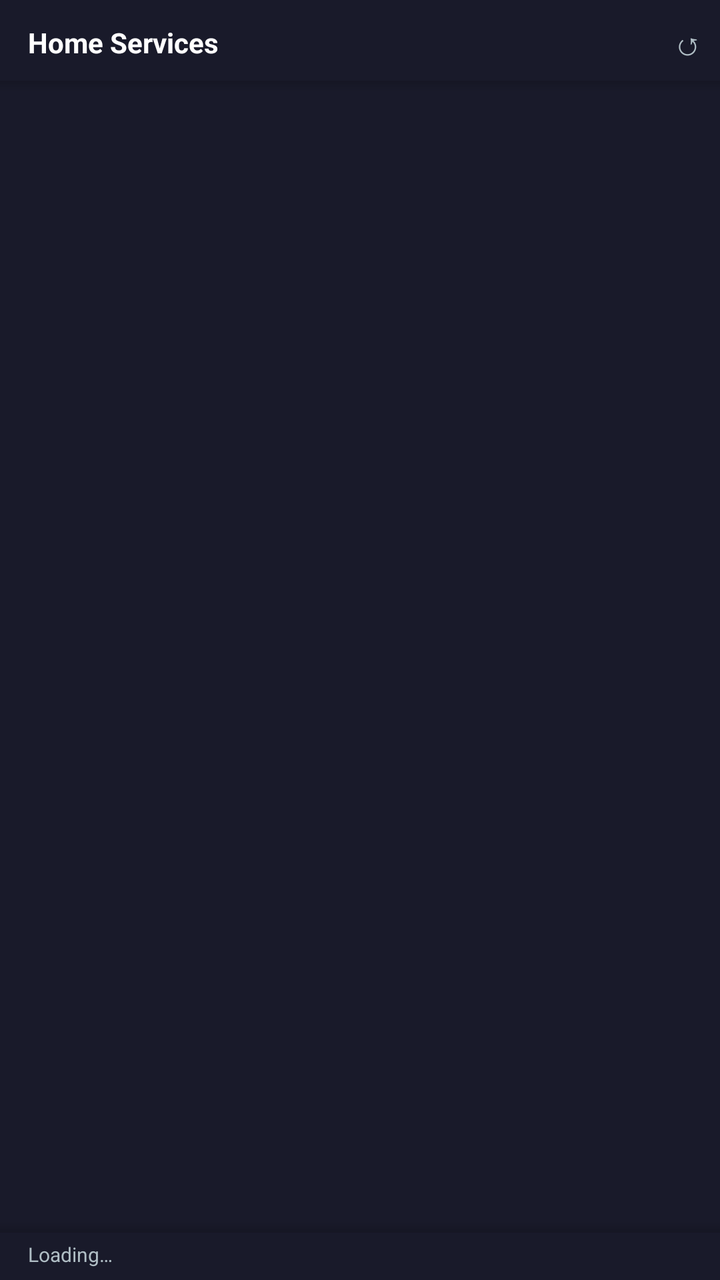
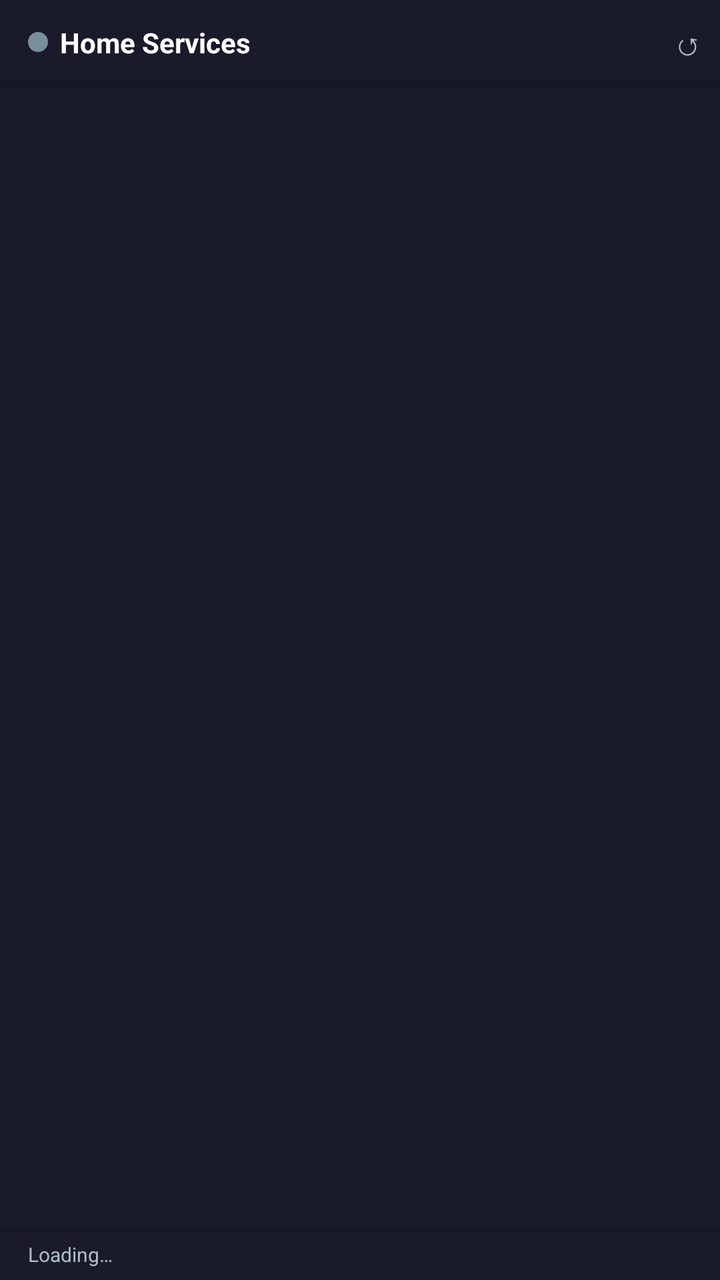

Two renders of the same Android screen: before a commit and after it. Below are the layout's source before the change and the commit's diff.
<!-- AndroidManifest.xml: application theme android:Theme.DeviceDefault -->
<!-- res/layout/widget_layout.xml -->
<?xml version="1.0" encoding="utf-8"?>
<LinearLayout xmlns:android="http://schemas.android.com/apk/res/android"
    android:id="@+id/widget_root"
    android:orientation="vertical"
    android:layout_width="match_parent"
    android:layout_height="match_parent"
    android:background="@color/widget_background">

    
    <LinearLayout
        android:id="@+id/widget_header_row"
        android:orientation="horizontal"
        android:layout_width="match_parent"
        android:layout_height="wrap_content"
        android:gravity="center_vertical"
        android:paddingStart="8dp"
        android:paddingEnd="4dp"
        android:paddingTop="6dp"
        android:paddingBottom="4dp">

        <TextView
            android:id="@+id/widget_header"
            android:layout_width="0dp"
            android:layout_weight="1"
            android:layout_height="wrap_content"
            android:text="@string/widget_title"
            android:textColor="@color/text_primary"
            android:textSize="14sp"
            android:textStyle="bold"
            android:paddingStart="6dp" />

        <TextView
            android:id="@+id/btn_refresh"
            android:layout_width="wrap_content"
            android:layout_height="wrap_content"
            android:text="&#x21BA;"
            android:textColor="@color/text_secondary"
            android:textSize="16sp"
            android:paddingTop="4dp"
            android:paddingBottom="4dp"
            android:paddingStart="12dp"
            android:paddingEnd="4dp" />

    </LinearLayout>


    
    <TextView
        android:layout_width="match_parent"
        android:layout_height="6dp"
        android:background="@drawable/shadow_top" />

    
    <ListView
        android:id="@+id/monitor_container"
        android:layout_width="match_parent"
        android:layout_height="0dp"
        android:layout_weight="1"
        android:paddingStart="8dp"
        android:paddingEnd="8dp"
        android:clipToPadding="false"
        android:divider="@null"
        android:dividerHeight="0dp" />

    
    <TextView
        android:layout_width="match_parent"
        android:layout_height="6dp"
        android:background="@drawable/shadow_bottom" />

    
    <LinearLayout
        android:id="@+id/widget_footer_row"
        android:orientation="horizontal"
        android:layout_width="match_parent"
        android:layout_height="wrap_content">

        <TextView
            android:id="@+id/last_updated"
            android:layout_width="match_parent"
            android:layout_height="wrap_content"
            android:text="@string/loading"
            android:textColor="@color/text_secondary"
            android:textSize="10sp"
            android:paddingTop="4dp"
            android:paddingBottom="6dp"
            android:paddingStart="14dp"
            android:paddingEnd="8dp" />

    </LinearLayout>

</LinearLayout>
<!-- resources referenced by this layout -->
<resources>
  <color name="text_primary">#FFFFFF</color>
  <color name="text_secondary">#B0BEC5</color>
  <color name="widget_background">#CC1A1A2E</color>
  <!-- drawable shadow_bottom (drawable) -->
  <?xml version="1.0" encoding="utf-8"?>
  <shape xmlns:android="http://schemas.android.com/apk/res/android">
      <gradient
          android:startColor="#00000000"
          android:endColor="#28000000"
          android:angle="270" />
  </shape>
  <!-- drawable shadow_top (drawable) -->
  <?xml version="1.0" encoding="utf-8"?>
  <shape xmlns:android="http://schemas.android.com/apk/res/android">
      <gradient
          android:startColor="#28000000"
          android:endColor="#00000000"
          android:angle="270" />
  </shape>
  <string name="loading">Loading…</string>
  <string name="widget_title">Home Services</string>
</resources>

<!-- the commit's change to res/layout/widget_layout.xml (unified diff, before → after) -->
@@ -17,6 +17,14 @@
         android:paddingEnd="4dp"
         android:paddingTop="6dp"
         android:paddingBottom="4dp">
+
+        <ImageView
+            android:id="@+id/header_status_dot"
+            android:layout_width="10dp"
+            android:layout_height="10dp"
+            android:layout_marginStart="6dp"
+            android:src="@drawable/dot_unknown"
+            android:contentDescription="" />
 
         <TextView
             android:id="@+id/widget_header"
<!-- resource entries referenced after the edit -->
@@ -3,6 +3,12 @@
   <color name="text_primary">#FFFFFF</color>
   <color name="text_secondary">#B0BEC5</color>
   <color name="widget_background">#CC1A1A2E</color>
+  <!-- drawable dot_unknown (drawable) -->
+  <?xml version="1.0" encoding="utf-8"?>
+  <shape xmlns:android="http://schemas.android.com/apk/res/android"
+      android:shape="oval">
+      <solid android:color="#78909C" />
+  </shape>
   <!-- drawable shadow_bottom (drawable) -->
   <?xml version="1.0" encoding="utf-8"?>
   <shape xmlns:android="http://schemas.android.com/apk/res/android">
